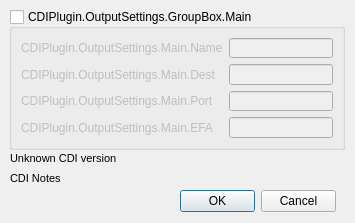
Before: the Qt Designer form src/output-settings.ui in aws/obs-cdi, drawn with Qt 5.
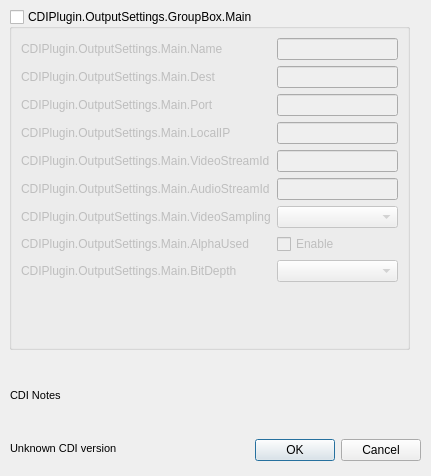
After: the same form once the commit is applied.

Commit message:
Added support for CDI source and revised CDI output. Details are below:
* Added CDI source. Subset of CDI input formats supported. See
  README.md.
* Revised CDI output. Added additional configuration settings.
* Upgraded to use CDI-SDK 3.x (from GitHub).
* Updated plugin source and build instructions to use OBS 30.0.2.
* Simplified build steps (see README.md)
* Improved startup latency if CDI connection is not available.
* Improved overall stability.

```diff
--- a/src/output-settings.ui
+++ b/src/output-settings.ui
@@ -9,8 +9,8 @@
    <rect>
     <x>0</x>
     <y>0</y>
-    <width>355</width>
-    <height>223</height>
+    <width>431</width>
+    <height>476</height>
    </rect>
   </property>
   <property name="sizePolicy">
@@ -27,8 +27,8 @@
     <rect>
      <x>9</x>
      <y>9</y>
-     <width>336</width>
-     <height>141</height>
+     <width>401</width>
+     <height>341</height>
     </rect>
    </property>
    <property name="sizePolicy">
@@ -49,6 +49,9 @@
    <layout class="QFormLayout" name="formLayout_3">
     <item row="0" column="0" colspan="2">
      <layout class="QFormLayout" name="formLayout_2">
+      <property name="fieldGrowthPolicy">
+       <enum>QFormLayout::AllNonFixedFieldsGrow</enum>
+      </property>
       <item row="0" column="0">
        <widget class="QLabel" name="mainOutputNameLabel">
         <property name="text">
@@ -79,15 +82,69 @@
       <item row="2" column="1">
        <widget class="QLineEdit" name="mainOutputPort"/>
       </item>
-      <item row="3" column="0">
+      <item row="4" column="0">
        <widget class="QLabel" name="mainOutputEFALabel">
         <property name="text">
-         <string>CDIPlugin.OutputSettings.Main.EFA</string>
+         <string>CDIPlugin.OutputSettings.Main.LocalIP</string>
         </property>
        </widget>
       </item>
-      <item row="3" column="1">
-       <widget class="QLineEdit" name="mainOutputEFA"/>
+      <item row="4" column="1">
+       <widget class="QLineEdit" name="mainOutputIP"/>
+      </item>
+      <item row="5" column="0">
+       <widget class="QLabel" name="mainVideoStreamIdLabel">
+        <property name="text">
+         <string>CDIPlugin.OutputSettings.Main.VideoStreamId</string>
+        </property>
+       </widget>
+      </item>
+      <item row="5" column="1">
+       <widget class="QLineEdit" name="mainVideoStreamId"/>
+      </item>
+      <item row="6" column="0">
+       <widget class="QLabel" name="mainAudioStreamIdLabel">
+        <property name="text">
+         <string>CDIPlugin.OutputSettings.Main.AudioStreamId</string>
+        </property>
+       </widget>
+      </item>
+      <item row="6" column="1">
+       <widget class="QLineEdit" name="mainAudioStreamId"/>
+      </item>
+      <item row="9" column="0">
+       <widget class="QLabel" name="mainBitDepthLabel">
+        <property name="text">
+         <string>CDIPlugin.OutputSettings.Main.BitDepth</string>
+        </property>
+       </widget>
+      </item>
+      <item row="7" column="0">
+       <widget class="QLabel" name="mainVideoSamplingLabel">
+        <property name="text">
+         <string>CDIPlugin.OutputSettings.Main.VideoSampling</string>
+        </property>
+       </widget>
+      </item>
+      <item row="7" column="1">
+       <widget class="QComboBox" name="mainComboBoxVideoSampling"/>
+      </item>
+      <item row="9" column="1">
+       <widget class="QComboBox" name="mainComboBoxBitDepth"/>
+      </item>
+      <item row="8" column="0">
+       <widget class="QLabel" name="mainAlphaUsedLabel">
+        <property name="text">
+         <string>CDIPlugin.OutputSettings.Main.AlphaUsed</string>
+        </property>
+       </widget>
+      </item>
+      <item row="8" column="1">
+       <widget class="QCheckBox" name="mainCheckBoxAlphaUsed">
+        <property name="text">
+         <string>Enable</string>
+        </property>
+       </widget>
       </item>
      </layout>
     </item>
@@ -96,10 +153,10 @@
   <widget class="QDialogButtonBox" name="buttonBox">
    <property name="geometry">
     <rect>
-     <x>180</x>
-     <y>190</y>
-     <width>156</width>
-     <height>23</height>
+     <x>10</x>
+     <y>430</y>
+     <width>411</width>
+     <height>41</height>
     </rect>
    </property>
    <property name="orientation">
@@ -113,8 +170,8 @@
    <property name="geometry">
     <rect>
      <x>10</x>
-     <y>150</y>
-     <width>331</width>
+     <y>440</y>
+     <width>211</width>
      <height>16</height>
     </rect>
    </property>
@@ -131,9 +188,9 @@
    <property name="geometry">
     <rect>
      <x>10</x>
-     <y>170</y>
-     <width>331</width>
-     <height>16</height>
+     <y>370</y>
+     <width>411</width>
+     <height>51</height>
     </rect>
    </property>
    <property name="font">
@@ -144,6 +201,9 @@
    <property name="text">
     <string>CDI Notes</string>
    </property>
+   <property name="wordWrap">
+    <bool>true</bool>
+   </property>
   </widget>
  </widget>
  <resources/>
```
The commit also changes 49 other files.
